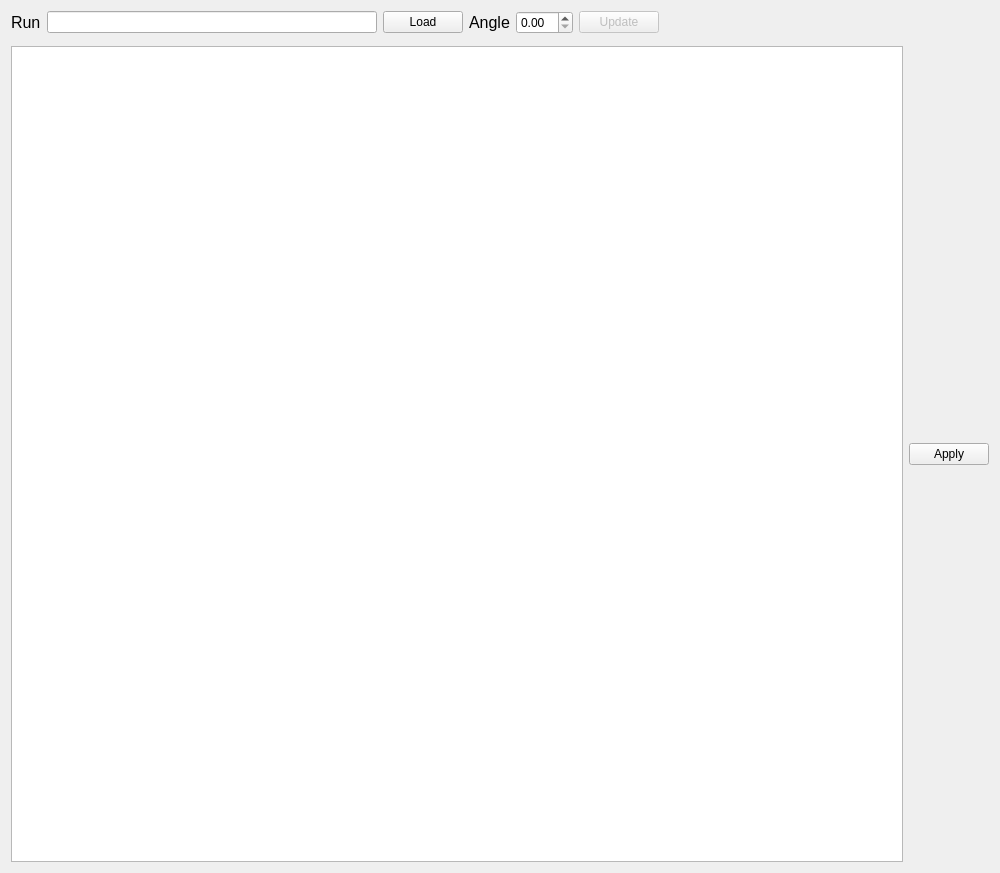
mantidproject/mantid, file qt/scientific_interfaces/ISISReflectometry/GUI/Preview/PreviewWidget.ui: the form before one commit.
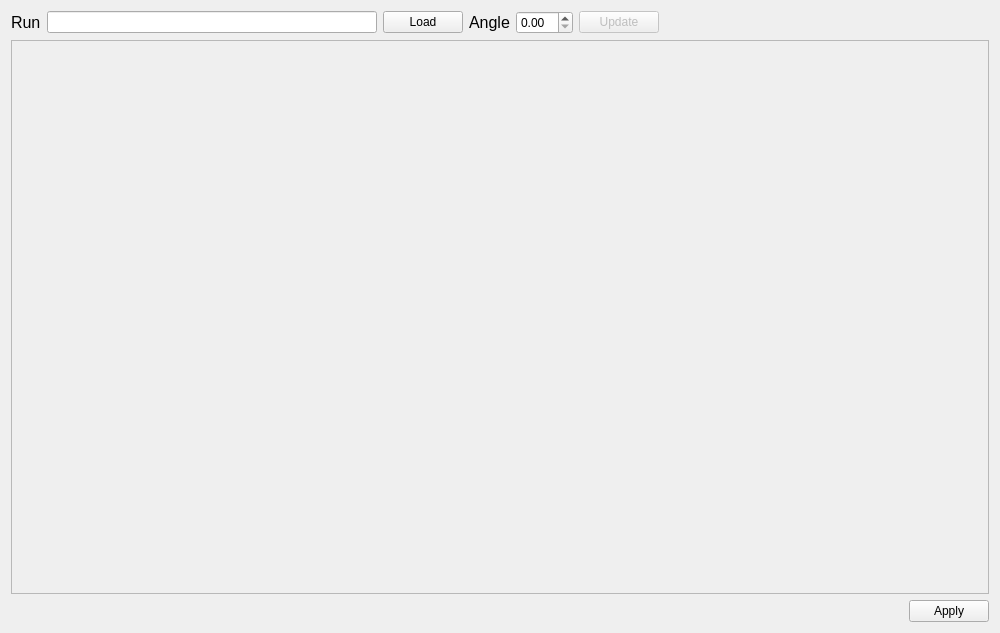
The form after the commit.

Commit message:
Fix widget layout
So this was a painful two days. Turns out the only way to get the
widgets to shrink cleanly is to put them into a scroll area (but the
scroll bars don't get used, so I have no idea why this happens).

RE #34670

What changed in the file:
```diff
--- a/qt/scientific_interfaces/ISISReflectometry/GUI/Preview/PreviewWidget.ui
+++ b/qt/scientific_interfaces/ISISReflectometry/GUI/Preview/PreviewWidget.ui
@@ -7,7 +7,7 @@
     <x>0</x>
     <y>0</y>
     <width>1000</width>
-    <height>873</height>
+    <height>633</height>
    </rect>
   </property>
   <property name="sizePolicy">
@@ -97,20 +97,27 @@
     </layout>
    </item>
    <item>
-    <layout class="QVBoxLayout" name="dockable_widgets_layout"/>
-   </item>
-   <item>
-    <widget class="QSplitter" name="inst_view_2d_plot_splitter">
-     <property name="orientation">
-      <enum>Qt::Horizontal</enum>
+    <widget class="QScrollArea" name="scrollArea">
+     <property name="verticalScrollBarPolicy">
+      <enum>Qt::ScrollBarAlwaysOff</enum>
      </property>
-     <widget class="QSplitter" name="subplot_splitter">
-      <property name="orientation">
-       <enum>Qt::Vertical</enum>
+     <property name="widgetResizable">
+      <bool>true</bool>
+     </property>
+     <widget class="QWidget" name="scrollAreaWidgetContents_2">
+      <property name="geometry">
+       <rect>
+        <x>0</x>
+        <y>0</y>
+        <width>980</width>
+        <height>546</height>
+       </rect>
       </property>
-      <property name="handleWidth">
-       <number>2</number>
-      </property>
+      <layout class="QVBoxLayout" name="verticalLayout_2">
+       <item>
+        <layout class="QVBoxLayout" name="dockable_widgets_layout"/>
+       </item>
+      </layout>
      </widget>
     </widget>
    </item>
@@ -120,7 +127,17 @@
       <enum>QLayout::SetMinimumSize</enum>
      </property>
      <item>
-      <widget class="QTableWidget" name="tableWidget_2"/>
+      <spacer name="output_tool_spacer">
+       <property name="orientation">
+        <enum>Qt::Horizontal</enum>
+       </property>
+       <property name="sizeHint" stdset="0">
+        <size>
+         <width>40</width>
+         <height>20</height>
+        </size>
+       </property>
+      </spacer>
      </item>
      <item>
       <widget class="QPushButton" name="apply_button">
```
Left out of the diff: 1 changed line with no effect on the pictures. The commit also changes 1 other file.
